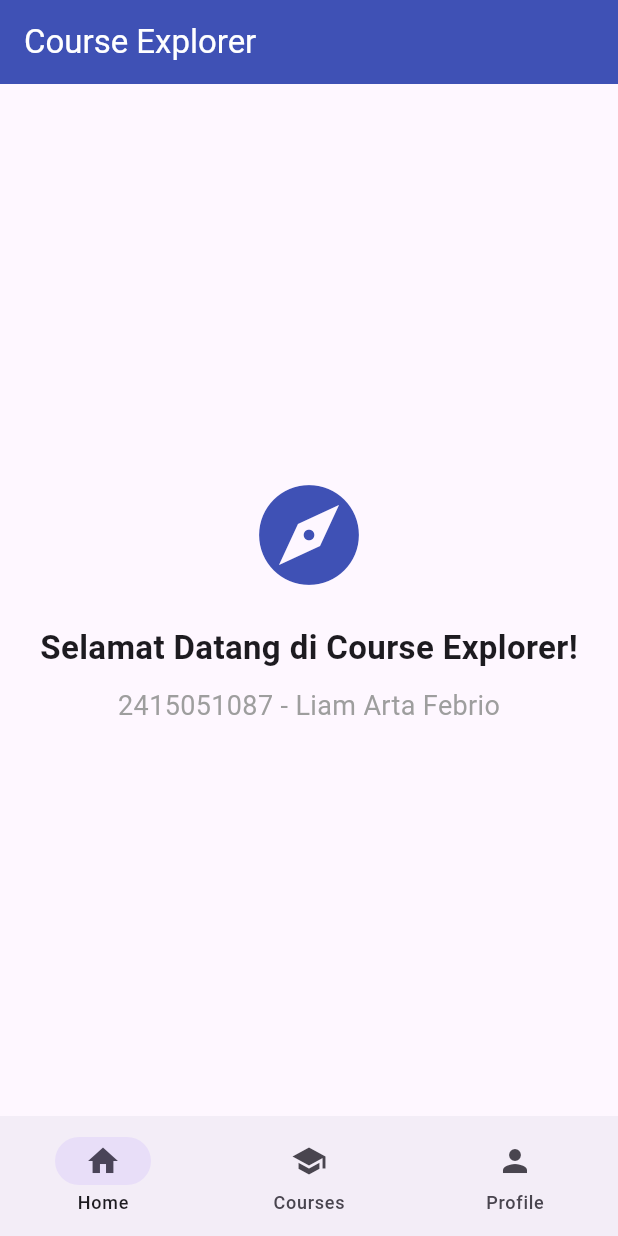
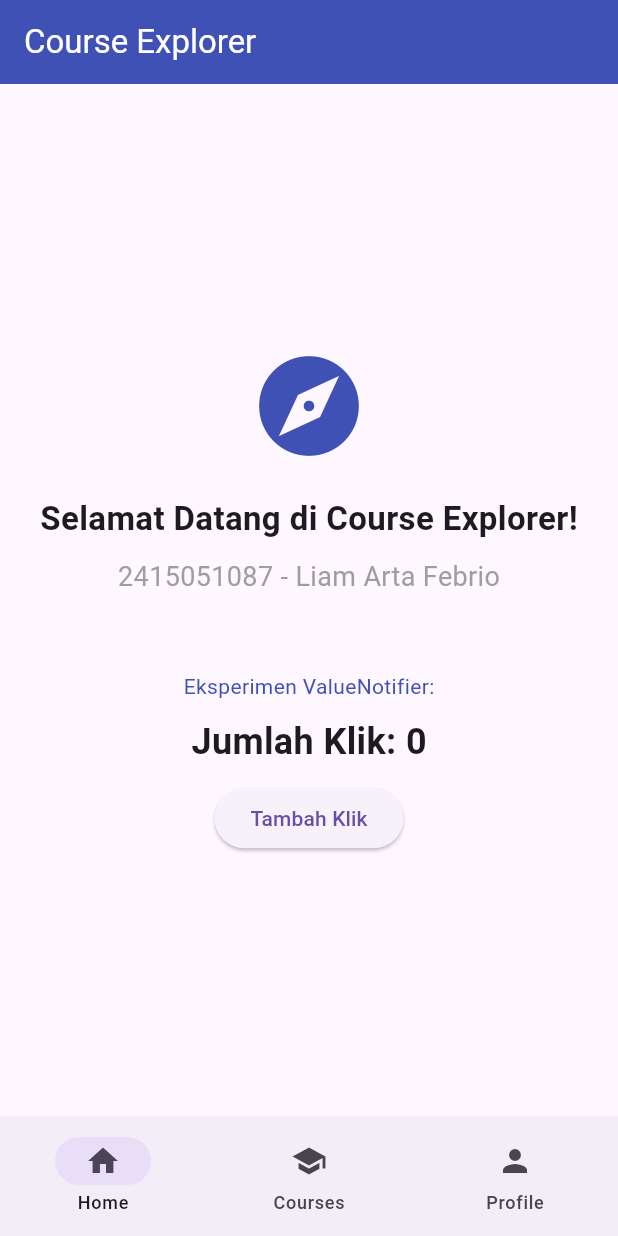
Before and after one commit to liamarfb/state_training, a Flutter app: the screen it shows after launch, on a phone screen of 412 x 824 dp. Run offline on Flutter 3.47's test engine with Material 3 defaults, Android fonts, the phone set to English and light mode, and no system bars.

Commit message:
Eksperimen ValueNofilter untuk state sedernaha

```diff
--- a/lib/main.dart
+++ b/lib/main.dart
@@ -4,7 +4,7 @@ const String studentName = 'Liam Arta Febrio';
 const String studentId = '2415051087';
 
 // Data Statik Course
-final List<Map<String, dynamic>> coursesData = [
+final List> coursesData = [
   {'title': 'Pemrograman Mobile', 'code': 'PTI123', 'sks': 3, 'desc': 'Belajar Flutter & Dart.'},
   {'title': 'Jaringan Komputer', 'code': 'PTI124', 'sks': 3, 'desc': 'Topologi, Subnetting, dan Cisco.'},
   {'title': 'Sistem Basis Data', 'code': 'PTI125', 'sks': 4, 'desc': 'MySQL, Relasi, dan Normalisasi.'},
@@ -14,6 +14,7 @@ final List<Map<String, dynamic>> coursesData = [
 ];
 
 void main() => runApp(const CourseExplorerApp());
+
 class CourseExplorerApp extends StatelessWidget {
   const CourseExplorerApp({super.key});
 
@@ -27,6 +28,10 @@ class CourseExplorerApp extends StatelessWidget {
     );
   }
 }
+
+// ==========================================
+// 1. RESPONSIVE SHELL (Tahap 3 - Lifting State Up)
+// ==========================================
 class ResponsiveShell extends StatefulWidget {
   const ResponsiveShell({super.key});
 
@@ -34,31 +39,32 @@ class ResponsiveShell extends StatefulWidget {
   State<ResponsiveShell> createState() => _ResponsiveShellState();
 }
 
-// TAHAP 3
-
 class _ResponsiveShellState extends State<ResponsiveShell> {
   int _currentIndex = 0;
-  Set<String> favoriteCourseCodes = {};
 
-  void _toggleFavorite(String code) {
+  // TAHAP 3: State ditarik ke atas (parent)
+  Set<String> favoriteCourses = {};
+
+  void toggleFavorite(String code) {
     setState(() {
-      if (favoriteCourseCodes.contains(code)) {
-        favoriteCourseCodes.remove(code);
+      if (favoriteCourses.contains(code)) {
+        favoriteCourses.remove(code);
       } else {
-        favoriteCourseCodes.add(code);
+        favoriteCourses.add(code);
       }
     });
   }
 
-  Widget _buildCurrentPage() {
-    switch (_currentIndex) {
-      case 0: return const HomePage();
+  // Fungsi untuk menggantikan _pages agar bisa passing data (Tahap 2)
+  Widget _buildPage(int index) {
+    switch (index) {
+      case 0: return HomePage(); // Hapus 'const' karena HomePage sekarang dinamis (Tahap 4)
       case 1: return CoursesPage(
-        favorites: favoriteCourseCodes,
-        onToggleFavorite: _toggleFavorite,
-      );
+          favorites: favoriteCourses,
+          onToggle: toggleFavorite,
+        );
       case 2: return const ProfilePage();
-      default: return const HomePage();
+      default: return HomePage(); // Hapus 'const' juga
     }
   }
 
@@ -86,13 +92,13 @@ class _ResponsiveShellState extends State<ResponsiveShell> {
                   ],
                 ),
                 const VerticalDivider(width: 1, thickness: 1),
-                Expanded(child: _buildCurrentPage()),
+                Expanded(child: _buildPage(_currentIndex)),
               ],
             );
           }
           return Column(
             children: [
-              Expanded(child: _buildCurrentPage()),
+              Expanded(child: _buildPage(_currentIndex)),
               NavigationBar(
                 selectedIndex: _currentIndex,
                 onDestinationSelected: (index) => setState(() => _currentIndex = index),
@@ -110,8 +116,15 @@ class _ResponsiveShellState extends State<ResponsiveShell> {
   }
 }
 
+// ==========================================
+// 2. PAGES (Home, Courses, Profile)
+// ==========================================
+
+// TAHAP 4: Eksperimen ValueNotifier dan ValueListenableBuilder
 class HomePage extends StatelessWidget {
-  const HomePage({super.key});
+  final ValueNotifier<int> counter = ValueNotifier(0);
+
+  HomePage({super.key});
 
   @override
   Widget build(BuildContext context) {
@@ -124,17 +137,41 @@ class HomePage extends StatelessWidget {
           const Text('Selamat Datang di Course Explorer!', style: TextStyle(fontSize: 22, fontWeight: FontWeight.bold)),
           const SizedBox(height: 10),
           Text('$studentId - $studentName', style: const TextStyle(fontSize: 18, color: Colors.grey)),
+
+          const SizedBox(height: 50),
+          const Text('Eksperimen ValueNotifier:', style: TextStyle(color: Colors.indigo)),
+          const SizedBox(height: 10),
+
+          // ValueListenableBuilder hanya merender ulang bagian Teks ini saja!
+          ValueListenableBuilder<int>(
+            valueListenable: counter,
+            builder: (context, value, child) {
+              return Text(
+                'Jumlah Klik: $value',
+                style: const TextStyle(fontSize: 24, fontWeight: FontWeight.bold),
+              );
+            },
+          ),
+          const SizedBox(height: 10),
+
+          ElevatedButton(
+            onPressed: () {
+              counter.value++; // Ubah nilai, UI otomatis update
+            },
+            child: const Text('Tambah Klik'),
+          ),
         ],
       ),
     );
   }
 }
 
+// TAHAP 2: Prop Drilling di halaman Courses
 class CoursesPage extends StatelessWidget {
   final Set<String> favorites;
-  final Function(String) onToggleFavorite;
+  final Function(String) onToggle;
 
-  const CoursesPage({super.key, required this.favorites, required this.onToggleFavorite});
+  const CoursesPage({super.key, required this.favorites, required this.onToggle});
 
   @override
   Widget build(BuildContext context) {
@@ -146,7 +183,7 @@ class CoursesPage extends StatelessWidget {
             itemBuilder: (context, index) => CourseItemCard(
               course: coursesData[index],
               isFavorite: favorites.contains(coursesData[index]['code']),
-              onToggleFavorite: onToggleFavorite,
+              onToggle: onToggle,
             ),
           );
         }
@@ -160,7 +197,7 @@ class CoursesPage extends StatelessWidget {
           itemBuilder: (context, index) => CourseItemCard(
             course: coursesData[index],
             isFavorite: favorites.contains(coursesData[index]['code']),
-            onToggleFavorite: onToggleFavorite,
+            onToggle: onToggle,
           ),
         );
       },
@@ -191,17 +228,17 @@ class ProfilePage extends StatelessWidget {
   }
 }
 
+// ==========================================
+// 3. REUSABLE WIDGETS & DETAILS
+// ==========================================
+
+// TAHAP 2: Prop Drilling di dalam Card
 class CourseItemCard extends StatelessWidget {
   final Map<String, dynamic> course;
   final bool isFavorite;
-  final Function(String) onToggleFavorite;
+  final Function(String) onToggle;
 
-  const CourseItemCard({
-    super.key,
-    required this.course,
-    required this.isFavorite,
-    required this.onToggleFavorite
-  });
+  const CourseItemCard({super.key, required this.course, required this.isFavorite, required this.onToggle});
 
   @override
   Widget build(BuildContext context) {
@@ -214,17 +251,14 @@ class CourseItemCard extends StatelessWidget {
         ),
         title: Text(course['title'], style: const TextStyle(fontWeight: FontWeight.bold)),
         subtitle: Text('${course['code']} - ${course['sks']} SKS'),
-        trailing: Icon(
-          isFavorite ? Icons.favorite : Icons.chevron_right,
-          color: isFavorite ? Colors.red : null
-        ),
+        trailing: Icon(isFavorite ? Icons.favorite : Icons.chevron_right, color: isFavorite ? Colors.red : null),
         onTap: () {
           Navigator.push(
             context,
             MaterialPageRoute(builder: (_) => CourseDetailPage(
               course: course,
               isFavorite: isFavorite,
-              onToggleFavorite: onToggleFavorite,
+              onToggle: onToggle,
             ))
           );
         },
@@ -233,17 +267,13 @@ class CourseItemCard extends StatelessWidget {
   }
 }
 
+// TAHAP 2: Tujuan akhir Prop Drilling
 class CourseDetailPage extends StatelessWidget {
   final Map<String, dynamic> course;
   final bool isFavorite;
-  final Function(String) onToggleFavorite;
+  final Function(String) onToggle;
 
-  const CourseDetailPage({
-    super.key,
-    required this.course,
-    required this.isFavorite,
-    required this.onToggleFavorite
-  });
+  const CourseDetailPage({super.key, required this.course, required this.isFavorite, required this.onToggle});
 
   @override
   Widget build(BuildContext context) {
@@ -270,7 +300,7 @@ class CourseDetailPage extends StatelessWidget {
               height: 50,
               child: ElevatedButton.icon(
                 onPressed: () {
-                  onToggleFavorite(course['code']);
+                  onToggle(course['code']);
                   Navigator.pop(context);
                 },
                 icon: Icon(isFavorite ? Icons.favorite : Icons.favorite_border, color: isFavorite ? Colors.red : null),
```
